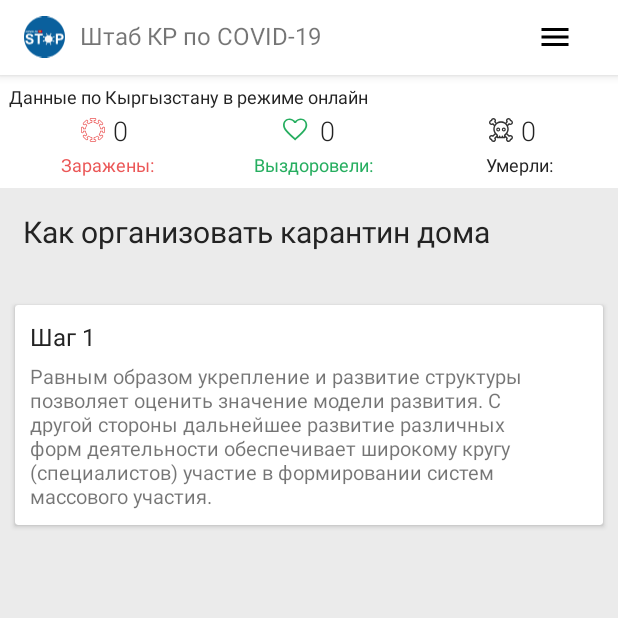
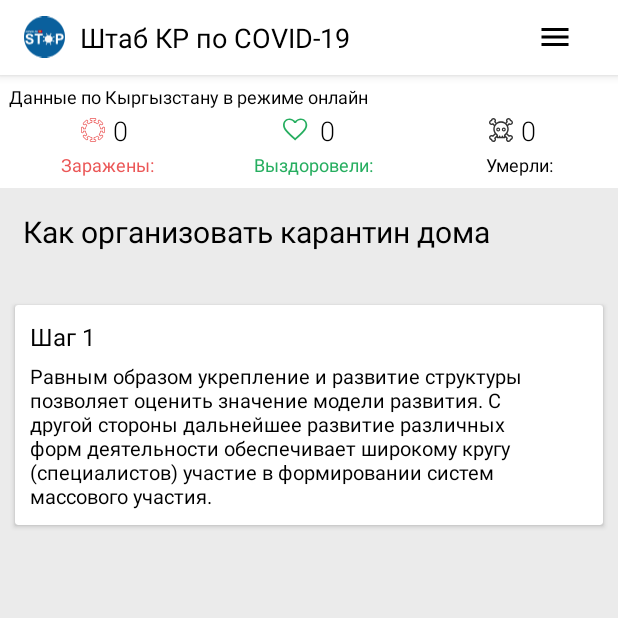
Before and after one commit to KG-DevHelpGroup-Covid19/CoronaVirusAndroidApp, an Android app: the screen it shows after launch (MainActivity), in the side drawer, after a tap on "Карантин", on a phone screen of 412 x 824 dp, the top half of it. Run offline under Robolectric (Android 15) with nearby library versions, the phone set to English and light mode, and no system bars; our stand-ins replace RxJava, navigation-ui; network calls fail; 1 statement that could not run was skipped.

Commit message:
material_color_text

```diff
--- a/app/src/main/res/layout-v21/quarantine_steps_item.xml
+++ b/app/src/main/res/layout-v21/quarantine_steps_item.xml
@@ -37,6 +37,7 @@
             android:text="some body"
             android:layout_marginTop="6dp"
             android:textSize="13sp"
+            android:textColor="@color/black"
             android:layout_marginBottom="20dp"
             app:layout_constraintTop_toBottomOf="@+id/step_num"/>
 
--- a/app/src/main/res/layout/fake_news_item.xml
+++ b/app/src/main/res/layout/fake_news_item.xml
@@ -26,6 +26,7 @@
             android:layout_width="match_parent"
             android:layout_height="wrap_content"
             android:text="some body"
+            android:textColor="@color/black"
             android:layout_marginTop="6dp"
             android:textSize="14sp"
             app:layout_constraintTop_toBottomOf="@+id/fake_text"/>
--- a/app/src/main/res/layout/toolbar.xml
+++ b/app/src/main/res/layout/toolbar.xml
@@ -21,7 +21,8 @@
             android:layout_height="wrap_content"
             android:text="@string/head_dead"
             android:layout_marginTop="10dp"
-            android:textSize="16sp"
+            android:textColor="@color/black"
+            android:textSize="18sp"
             android:layout_marginLeft="10dp"
             android:layout_marginStart="10dp" />
 
--- a/app/src/main/res/values/colors.xml
+++ b/app/src/main/res/values/colors.xml
@@ -4,7 +4,7 @@
     <color name="colorPrimaryDark">#0A609D</color>
     <color name="colorAccent">#000000</color>
     <color name="white">#fff</color>
-    <color name="black">#232323</color>
+    <color name="black">#000000</color>
     <color name="grey_background">#EBEBEB</color>
     <color name="red">#EB5757</color>
     <color name="green">#27AE60</color>
```
